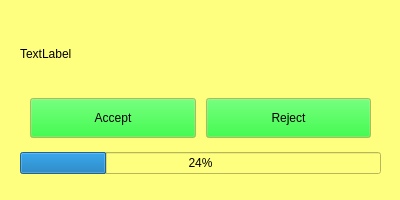
The window that eventnotificationwidget.ui (IgorGorskiy/SimpleChat) describes before a commit, drawn with Qt 5.
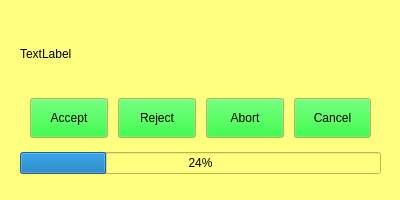
The same window after the commit.

What changed in the file:
```diff
--- a/eventnotificationwidget.ui
+++ b/eventnotificationwidget.ui
@@ -191,7 +191,7 @@
      </widget>
     </item>
     <item>
-     <layout class="QHBoxLayout" name="horizontalLayout" stretch="10,10">
+     <layout class="QHBoxLayout" name="horizontalLayout" stretch="10,10,0,0">
       <property name="spacing">
        <number>10</number>
       </property>
@@ -597,6 +597,68 @@
         </property>
        </widget>
       </item>
+      <item>
+       <widget class="QPushButton" name="btnAbort">
+        <property name="minimumSize">
+         <size>
+          <width>0</width>
+          <height>40</height>
+         </size>
+        </property>
+        <property name="maximumSize">
+         <size>
+          <width>16777215</width>
+          <height>40</height>
+         </size>
+        </property>
+        <property name="sizeIncrement">
+         <size>
+          <width>1</width>
+          <height>0</height>
+         </size>
+        </property>
+        <property name="baseSize">
+         <size>
+          <width>0</width>
+          <height>40</height>
+         </size>
+        </property>
+        <property name="text">
+         <string>Abort</string>
+        </property>
+       </widget>
+      </item>
+      <item>
+       <widget class="QPushButton" name="btnCancel">
+        <property name="minimumSize">
+         <size>
+          <width>0</width>
+          <height>40</height>
+         </size>
+        </property>
+        <property name="maximumSize">
+         <size>
+          <width>16777215</width>
+          <height>40</height>
+         </size>
+        </property>
+        <property name="sizeIncrement">
+         <size>
+          <width>1</width>
+          <height>0</height>
+         </size>
+        </property>
+        <property name="baseSize">
+         <size>
+          <width>0</width>
+          <height>40</height>
+         </size>
+        </property>
+        <property name="text">
+         <string>Cancel</string>
+        </property>
+       </widget>
+      </item>
      </layout>
     </item>
     <item>
```
Left out of the diff: 3 changed lines with no effect on the pictures.
